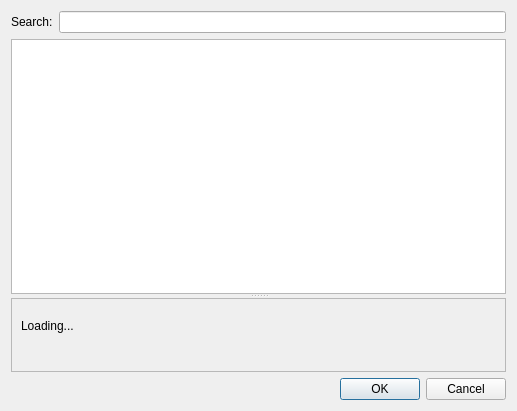
This is designer/getshared.ui in ankitects/anki as Qt 5 draws it before an edit. The edited form follows.
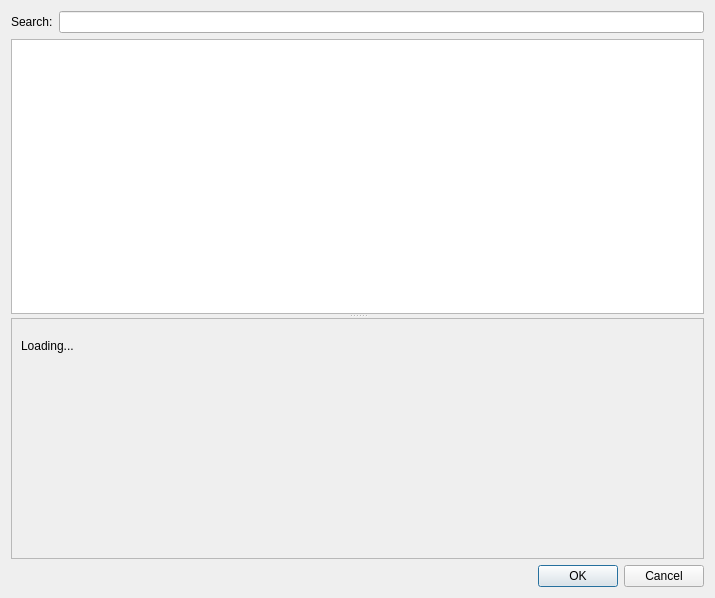
This is the edited form.

Commit message: increase default size of download box, increase lower area size

```diff
--- a/designer/getshared.ui
+++ b/designer/getshared.ui
@@ -5,8 +5,8 @@
    <rect>
     <x>0</x>
     <y>0</y>
-    <width>517</width>
-    <height>411</height>
+    <width>715</width>
+    <height>598</height>
    </rect>
   </property>
   <layout class="QVBoxLayout" name="verticalLayout" >
@@ -29,8 +29,21 @@
      <property name="orientation" >
       <enum>Qt::Vertical</enum>
      </property>
-     <widget class="QTableWidget" name="table" />
+     <widget class="QTableWidget" name="table" >
+      <property name="sizePolicy" >
+       <sizepolicy vsizetype="Expanding" hsizetype="Expanding" >
+        <horstretch>0</horstretch>
+        <verstretch>1</verstretch>
+       </sizepolicy>
+      </property>
+     </widget>
      <widget class="QScrollArea" name="scrollArea" >
+      <property name="sizePolicy" >
+       <sizepolicy vsizetype="Expanding" hsizetype="Expanding" >
+        <horstretch>0</horstretch>
+        <verstretch>3</verstretch>
+       </sizepolicy>
+      </property>
       <property name="frameShape" >
        <enum>QFrame::StyledPanel</enum>
       </property>
@@ -61,9 +74,15 @@
        <layout class="QVBoxLayout" name="verticalLayout_2" >
         <item>
          <widget class="QLabel" name="bottomLabel" >
+          <property name="sizePolicy" >
+           <sizepolicy vsizetype="Expanding" hsizetype="Expanding" >
+            <horstretch>0</horstretch>
+            <verstretch>0</verstretch>
+           </sizepolicy>
+          </property>
           <property name="maximumSize" >
            <size>
-            <width>430</width>
+            <width>500</width>
             <height>16777215</height>
            </size>
           </property>
```
